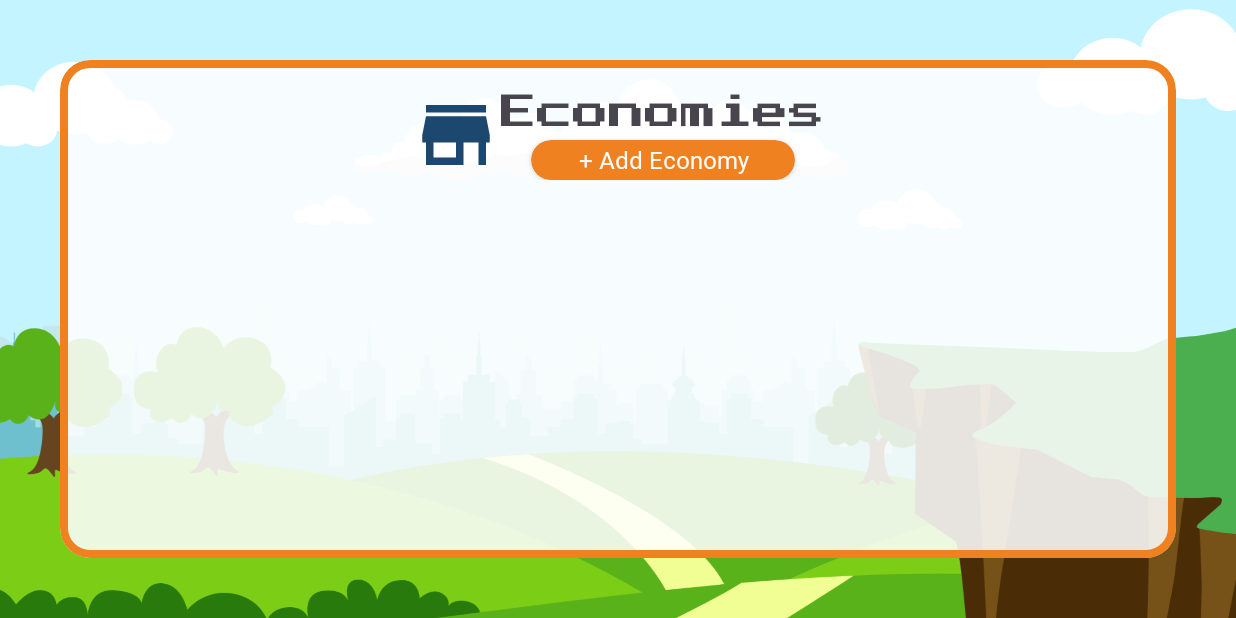
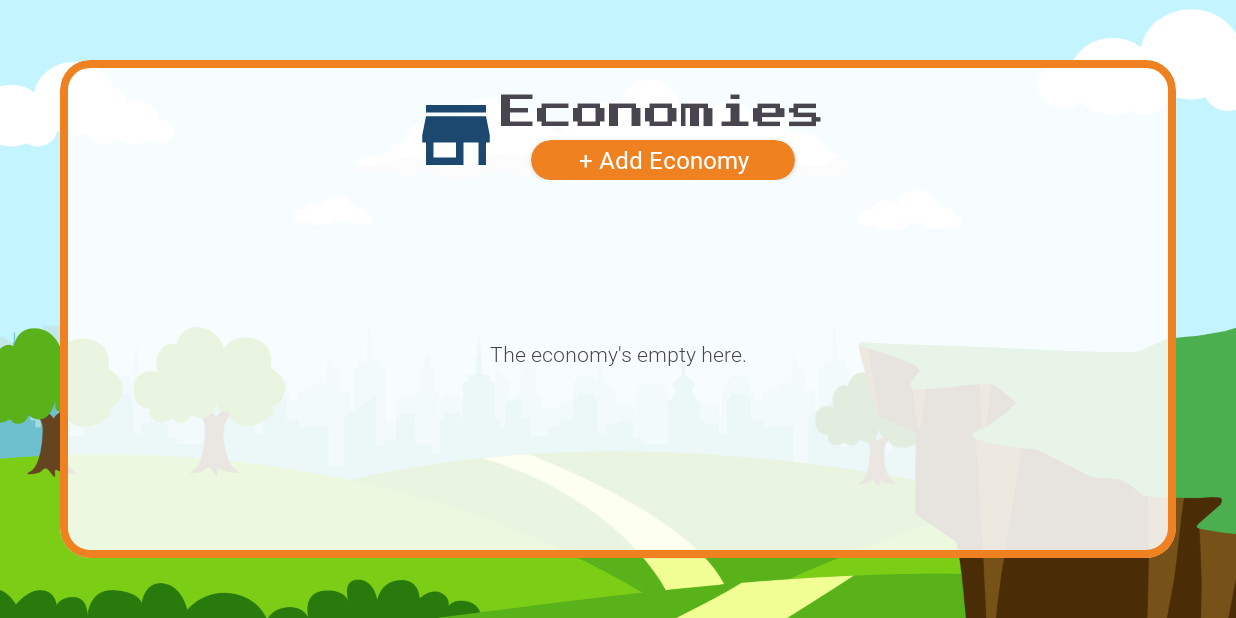
Before and after one commit to UgetsuMurata/Merkado-Capstone, an Android app: the Lobby screen opened directly, with no data from a screen before it, on a phone screen of 824 x 412 dp (held sideways). Run offline under Robolectric (Android 15) with nearby library versions, the phone set to English and light mode, and no system bars.

Commit message:
Lobby now has data

```diff
--- a/app/build.gradle
+++ b/app/build.gradle
@@ -42,4 +42,5 @@ dependencies {
     androidTestImplementation 'androidx.test.ext:junit:1.1.5'
     androidTestImplementation 'androidx.test.espresso:espresso-core:3.5.1'
     implementation 'com.google.code.gson:gson:2.10'
+    implementation 'com.google.android.gms:play-services-tasks:18.2.0'
 }
--- a/app/src/main/java/com/capstone/merkado/Screens/MainMenu/Lobby.java
+++ b/app/src/main/java/com/capstone/merkado/Screens/MainMenu/Lobby.java
@@ -13,6 +13,7 @@ import android.app.Activity;
 import android.content.Intent;
 import android.os.Bundle;
 import android.view.View;
+import android.widget.TextView;
 import android.widget.Toast;
 
 import com.capstone.merkado.Adapters.EconomiesAdapter;
@@ -29,6 +30,7 @@ public class Lobby extends AppCompatActivity {
     Merkado merkado;
     RecyclerView serverList;
     CardView addEconomy;
+    TextView noEconomy;
 
     EconomiesAdapter economiesAdapter;
     List<EconomyBasic> economyBasicList;
@@ -54,22 +56,25 @@ public class Lobby extends AppCompatActivity {
 
         serverList = findViewById(R.id.server_list);
         addEconomy = findViewById(R.id.add_economy);
+        noEconomy = findViewById(R.id.empty_economy);
 
         addEconomy.setOnClickListener(v -> doAddEconomy.launch(new Intent(getApplicationContext(), AddEconomy.class)));
 
         economyBasicList = merkado.getEconomyBasicList();
 
-        LinearLayoutManager llm = new LinearLayoutManager(this);
-        llm.setOrientation(LinearLayoutManager.VERTICAL);
-        economiesAdapter = new EconomiesAdapter(this, economyBasicList);
-        serverList.setLayoutManager(llm);
-        serverList.setAdapter(economiesAdapter);
+        if (economyBasicList == null || economyBasicList.size() == 0) {
+            noEconomy.setVisibility(View.VISIBLE);
+            serverList.setVisibility(View.GONE);
+        } else {
+            serverList.setVisibility(View.VISIBLE);
+            noEconomy.setVisibility(View.GONE);
 
-        economiesAdapter.setOnClickListener(new EconomiesAdapter.OnClickListener() {
-            @Override
-            public void onClick(String title, Integer id) {
-                Toast.makeText(getApplicationContext(), String.format(Locale.getDefault(), "Entering %s . id:%d", title, id), Toast.LENGTH_SHORT).show();
-            }
-        });
+            LinearLayoutManager llm = new LinearLayoutManager(this);
+            llm.setOrientation(LinearLayoutManager.VERTICAL);
+            economiesAdapter = new EconomiesAdapter(this, economyBasicList);
+            serverList.setLayoutManager(llm);
+            serverList.setAdapter(economiesAdapter);
+            economiesAdapter.setOnClickListener((title, id) -> Toast.makeText(getApplicationContext(), String.format(Locale.getDefault(), "Entering %s . id:%d", title, id), Toast.LENGTH_SHORT).show());
+        }
     }
 }
--- a/app/src/main/res/layout/mai_lobby.xml
+++ b/app/src/main/res/layout/mai_lobby.xml
@@ -75,7 +75,16 @@
                 android:layout_height="match_parent"
                 tools:listitem="@layout/item_mai_lobby"
                 android:layout_marginTop="20dp"
-                android:requiresFadingEdge="vertical"/>
+                android:requiresFadingEdge="vertical"
+                android:visibility="gone"/>
+
+            <TextView
+                android:id="@+id/empty_economy"
+                android:layout_width="match_parent"
+                android:layout_height="match_parent"
+                android:text="The economy's empty here."
+                android:gravity="center"
+                android:fontFamily="@font/text"/>
         </LinearLayout>
     </com.google.android.material.card.MaterialCardView>
 </androidx.constraintlayout.widget.ConstraintLayout>
```
Also changed, not shown: app/src/main/java/com/capstone/merkado/DataManager/DataFunctions.java (+92 -6 lines), app/src/main/java/com/capstone/merkado/DataManager/FirebaseData.java (+16 -0 lines), app/src/main/java/com/capstone/merkado/Screens/LoadingScreen/SplashScreen.java (+24 -2 lines).
